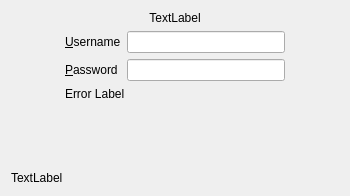
Before: the Qt Designer form src/gui/wizard/owncloudhttpcredspage.ui in nextcloud/desktop, drawn with Qt 5.
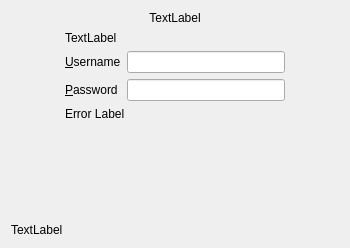
After: the same form once the commit is applied.

Commit message:
GUI: Show link to the page that allow to add a new token (#4963)
If owncloud >= 9.1 is detected:
and add a link to the ownCloud page that allow to add device token.

Issue #4877

```diff
--- a/src/gui/wizard/owncloudhttpcredspage.ui
+++ b/src/gui/wizard/owncloudhttpcredspage.ui
@@ -7,14 +7,30 @@
     <x>0</x>
     <y>0</y>
     <width>350</width>
-    <height>196</height>
+    <height>248</height>
    </rect>
   </property>
   <property name="windowTitle">
    <string>Form</string>
   </property>
   <layout class="QGridLayout" name="gridLayout">
-   <item row="1" column="0">
+   <item row="5" column="1">
+    <layout class="QHBoxLayout" name="resultLayout"/>
+   </item>
+   <item row="0" column="0" colspan="3">
+    <widget class="QLabel" name="topLabel">
+     <property name="text">
+      <string notr="true">TextLabel</string>
+     </property>
+     <property name="alignment">
+      <set>Qt::AlignCenter</set>
+     </property>
+     <property name="wordWrap">
+      <bool>true</bool>
+     </property>
+    </widget>
+   </item>
+   <item row="3" column="0">
     <spacer name="horizontalSpacer">
      <property name="orientation">
       <enum>Qt::Horizontal</enum>
@@ -30,7 +46,23 @@
      </property>
     </spacer>
    </item>
-   <item row="1" column="1">
+   <item row="3" column="2">
+    <spacer name="horizontalSpacer_2">
+     <property name="orientation">
+      <enum>Qt::Horizontal</enum>
+     </property>
+     <property name="sizeType">
+      <enum>QSizePolicy::Fixed</enum>
+     </property>
+     <property name="sizeHint" stdset="0">
+      <size>
+       <width>48</width>
+       <height>20</height>
+      </size>
+     </property>
+    </spacer>
+   </item>
+   <item row="3" column="1">
     <layout class="QFormLayout" name="formLayout">
      <item row="0" column="0">
       <widget class="QLabel" name="usernameLabel">
@@ -74,7 +106,7 @@
      </item>
     </layout>
    </item>
-   <item row="2" column="1">
+   <item row="4" column="1">
     <spacer name="verticalSpacer">
      <property name="orientation">
       <enum>Qt::Vertical</enum>
@@ -87,42 +119,23 @@
      </property>
     </spacer>
    </item>
-   <item row="1" column="2">
-    <spacer name="horizontalSpacer_2">
-     <property name="orientation">
-      <enum>Qt::Horizontal</enum>
-     </property>
-     <property name="sizeType">
-      <enum>QSizePolicy::Fixed</enum>
-     </property>
-     <property name="sizeHint" stdset="0">
-      <size>
-       <width>48</width>
-       <height>20</height>
-      </size>
-     </property>
-    </spacer>
-   </item>
-   <item row="3" column="1">
-    <layout class="QHBoxLayout" name="resultLayout"/>
-   </item>
-   <item row="0" column="0" colspan="3">
-    <widget class="QLabel" name="topLabel">
-     <property name="text">
-      <string>TextLabel</string>
-     </property>
-     <property name="alignment">
-      <set>Qt::AlignCenter</set>
-     </property>
-     <property name="wordWrap">
-      <bool>true</bool>
-     </property>
-    </widget>
-   </item>
-   <item row="4" column="0" colspan="3">
+   <item row="6" column="0" colspan="3">
     <widget class="QLabel" name="bottomLabel">
      <property name="text">
-      <string>TextLabel</string>
+      <string notr="true">TextLabel</string>
+     </property>
+    </widget>
+   </item>
+   <item row="1" column="1">
+    <widget class="QLabel" name="tokenLabel">
+     <property name="text">
+      <string notr="true">TextLabel</string>
+     </property>
+     <property name="wordWrap">
+      <bool>true</bool>
+     </property>
+     <property name="openExternalLinks">
+      <bool>true</bool>
      </property>
     </widget>
    </item>
```
Left out of the diff: 4 changed lines with no effect on the pictures. The commit also changes 5 other files.
